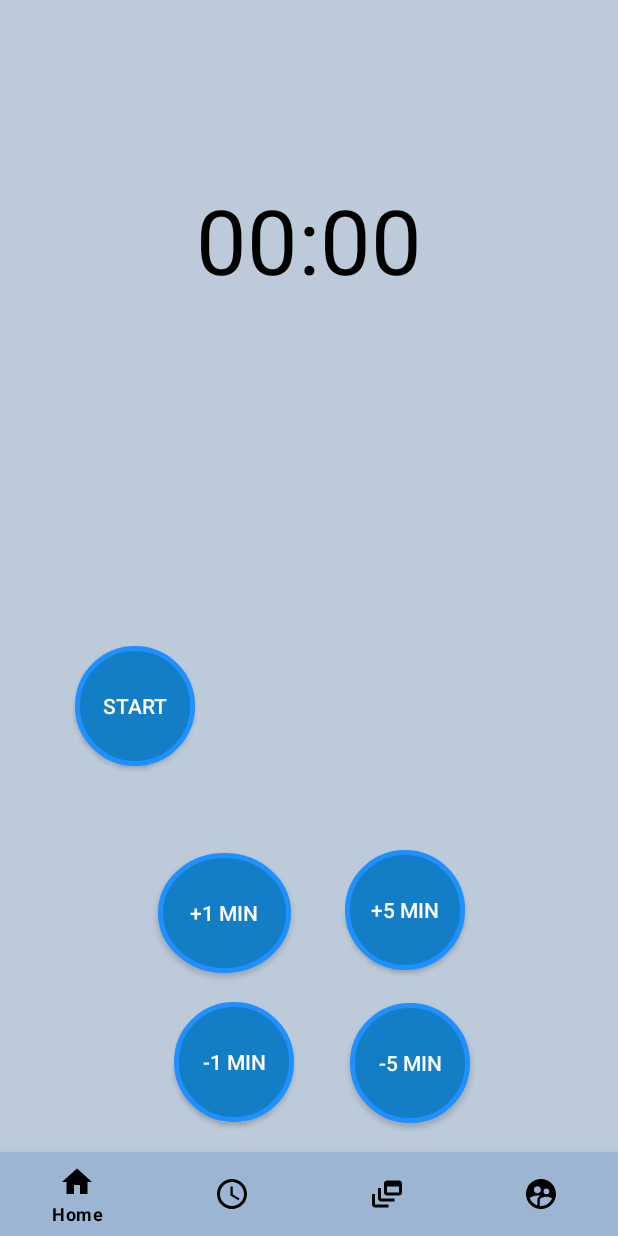
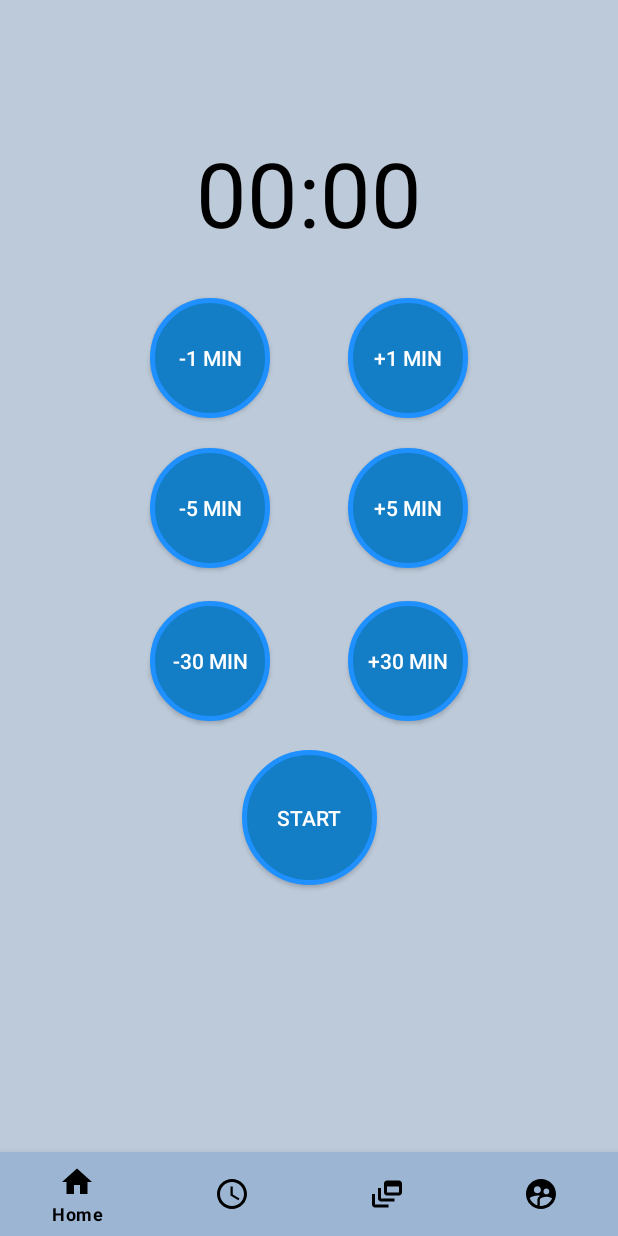
Before and after one commit to FItTracker-Group/FitTrack, an Android app: the fragment TimerFragment placed in its activity, on a phone screen of 412 x 824 dp. Run offline under Robolectric (Android 15) with nearby library versions, the phone set to English and light mode, and no system bars.

Commit message:
Timer_ui

```diff
--- a/app/src/main/java/com/codepath/fittrack/fragments/TimerFragment.java
+++ b/app/src/main/java/com/codepath/fittrack/fragments/TimerFragment.java
@@ -29,6 +29,8 @@ public class TimerFragment extends Fragment {
     private AppCompatButton btMinus5;
     private AppCompatButton btPlus1;
     private AppCompatButton btMinus1;
+    private AppCompatButton btPlus30;
+    private AppCompatButton btMinus30;
 
     private CountDownTimer mCountDownTimer;
 
@@ -55,6 +57,8 @@ public class TimerFragment extends Fragment {
         btPlus1 = view.findViewById(R.id.btPlus1);
         btMinus5 = view.findViewById(R.id.btMinus5);
         btMinus1 = view.findViewById(R.id.btMinus1);
+        btPlus30 = view.findViewById(R.id.btPlus30);
+        btMinus30 = view.findViewById(R.id.btMinus30);
 
         btStartPause.setOnClickListener(new View.OnClickListener() {
             @Override
@@ -124,6 +128,31 @@ public class TimerFragment extends Fragment {
             }
         });
 
+        btPlus30.setOnClickListener(new View.OnClickListener() {
+            @Override
+            public void onClick(View view) {
+                mTimeLeftInMillis += 1800000;
+                updateCountDownText();
+            }
+        });
+
+        btMinus30.setOnClickListener(new View.OnClickListener() {
+            @Override
+            public void onClick(View view) {
+                if(mTimeLeftInMillis > 1800000){
+                    mTimeLeftInMillis -= 1800000;
+                    updateCountDownText();
+                } else{
+                    mTimeLeftInMillis = 0;
+                    Toast.makeText(getActivity(), "You cannot decrease the timer any further", Toast.LENGTH_SHORT).show();
+                    updateCountDownText();
+                    btStartPause.setVisibility(View.INVISIBLE);
+                    btReset.setVisibility(View.VISIBLE);
+                }
+
+            }
+        });
+
         updateCountDownText();
     }
 
@@ -151,6 +180,8 @@ public class TimerFragment extends Fragment {
             btPlus1.setVisibility(View.INVISIBLE);
             btMinus5.setVisibility(View.INVISIBLE);
             btMinus1.setVisibility(View.INVISIBLE);
+            btPlus30.setVisibility(View.INVISIBLE);
+            btMinus30.setVisibility(View.INVISIBLE);
         }
         else{
             Toast.makeText(getActivity(), "Increase the time", Toast.LENGTH_SHORT).show();
@@ -174,6 +205,8 @@ public class TimerFragment extends Fragment {
         btPlus1.setVisibility(View.VISIBLE);
         btMinus5.setVisibility(View.VISIBLE);
         btMinus1.setVisibility(View.VISIBLE);
+        btPlus30.setVisibility(View.VISIBLE);
+        btMinus30.setVisibility(View.VISIBLE);
     }
 
     private void updateCountDownText(){
--- a/app/src/main/res/layout/fragment_timer.xml
+++ b/app/src/main/res/layout/fragment_timer.xml
@@ -11,47 +11,47 @@
         android:layout_height="wrap_content"
         android:layout_alignParentTop="true"
         android:layout_centerHorizontal="true"
-        android:layout_marginTop="119dp"
+        android:layout_marginTop="88dp"
         android:text="00:00"
         android:textColor="@color/black"
         android:textSize="60sp" />
 
     <androidx.appcompat.widget.AppCompatButton
         android:id="@+id/btStartPause"
-        android:layout_width="80dp"
-        android:layout_height="80dp"
+        android:layout_width="90dp"
+        android:layout_height="90dp"
+        android:layout_below="@+id/tvCountdown"
         android:layout_alignParentStart="true"
-        android:layout_alignParentBottom="true"
-        android:layout_centerVertical="true"
-        android:layout_marginStart="50dp"
-        android:layout_marginBottom="313dp"
+        android:layout_centerHorizontal="true"
+        android:layout_marginStart="161dp"
+        android:layout_marginTop="331dp"
+        android:background="@drawable/btn_timer"
         android:text="Start"
-        android:background="@drawable/btn_timer"
-        android:textColor="@color/white"/>
+        android:textColor="@color/white" />
 
     <androidx.appcompat.widget.AppCompatButton
         android:id="@+id/btReset"
-        android:layout_width="80dp"
-        android:layout_height="80dp"
-        android:layout_alignParentEnd="true"
-        android:layout_alignParentBottom="true"
-        android:layout_centerVertical="true"
-        android:layout_marginEnd="43dp"
-        android:layout_marginBottom="314dp"
+        android:layout_width="60dp"
+        android:layout_height="60dp"
+        android:layout_below="@+id/tvCountdown"
+        android:layout_alignParentStart="true"
+        android:layout_marginStart="84dp"
+        android:layout_marginTop="399dp"
+        android:background="@drawable/btn_timer"
         android:text="Reset"
+        android:textColor="@color/white"
         android:visibility="invisible"
-        tools:visibility="visible"
-        android:background="@drawable/btn_timer"
-        android:textColor="@color/white"/>
+        tools:visibility="visible" />
 
     <androidx.appcompat.widget.AppCompatButton
         android:id="@+id/btPlus5"
         android:layout_width="80dp"
         android:layout_height="80dp"
-        android:layout_alignParentStart="true"
-        android:layout_alignParentBottom="true"
-        android:layout_marginStart="230dp"
-        android:layout_marginBottom="177dp"
+        android:layout_below="@+id/tvCountdown"
+        android:layout_alignParentEnd="true"
+        android:layout_centerInParent="true"
+        android:layout_marginTop="130dp"
+        android:layout_marginEnd="100dp"
         android:background="@drawable/btn_timer"
         android:text="+5 Min"
         android:textColor="@color/white" />
@@ -60,12 +60,10 @@
         android:id="@+id/btPlus1"
         android:layout_width="80dp"
         android:layout_height="80dp"
-        android:layout_alignParentStart="true"
+        android:layout_below="@+id/tvCountdown"
         android:layout_alignParentEnd="true"
-        android:layout_alignParentBottom="true"
-        android:layout_marginStart="105dp"
-        android:layout_marginEnd="218dp"
-        android:layout_marginBottom="175dp"
+        android:layout_marginTop="30dp"
+        android:layout_marginEnd="100dp"
         android:background="@drawable/btn_timer"
         android:text="+1 Min"
         android:textColor="@color/white" />
@@ -74,10 +72,11 @@
         android:id="@+id/btMinus5"
         android:layout_width="80dp"
         android:layout_height="80dp"
+        android:layout_below="@+id/tvCountdown"
         android:layout_alignParentStart="true"
-        android:layout_alignParentBottom="true"
-        android:layout_marginStart="233dp"
-        android:layout_marginBottom="75dp"
+        android:layout_centerInParent="true"
+        android:layout_marginStart="100dp"
+        android:layout_marginTop="130dp"
         android:background="@drawable/btn_timer"
         android:text="-5 Min"
         android:textColor="@color/white" />
@@ -86,12 +85,36 @@
         android:id="@+id/btMinus1"
         android:layout_width="80dp"
         android:layout_height="80dp"
-        android:layout_alignParentEnd="true"
-        android:layout_alignParentBottom="true"
-        android:layout_marginEnd="216dp"
-        android:layout_marginBottom="76dp"
+        android:layout_below="@+id/tvCountdown"
+        android:layout_alignParentStart="true"
+        android:layout_marginStart="100dp"
+        android:layout_marginTop="30dp"
         android:background="@drawable/btn_timer"
         android:text="-1 Min"
         android:textColor="@color/white" />
 
+    <androidx.appcompat.widget.AppCompatButton
+        android:id="@+id/btPlus30"
+        android:layout_width="80dp"
+        android:layout_height="80dp"
+        android:layout_below="@+id/tvCountdown"
+        android:layout_alignParentEnd="true"
+        android:layout_marginTop="232dp"
+        android:layout_marginEnd="100dp"
+        android:background="@drawable/btn_timer"
+        android:text="+30 Min"
+        android:textColor="@color/white" />
+
+    <androidx.appcompat.widget.AppCompatButton
+        android:id="@+id/btMinus30"
+        android:layout_width="80dp"
+        android:layout_height="80dp"
+        android:layout_below="@+id/tvCountdown"
+        android:layout_alignParentStart="true"
+        android:layout_marginStart="100dp"
+        android:layout_marginTop="232dp"
+        android:background="@drawable/btn_timer"
+        android:text="-30 Min"
+        android:textColor="@color/white" />
+
 </RelativeLayout>
```
Also changed, not shown: app/src/main/res/layout/activity_edit_user_info.xml (+49 -19 lines).
